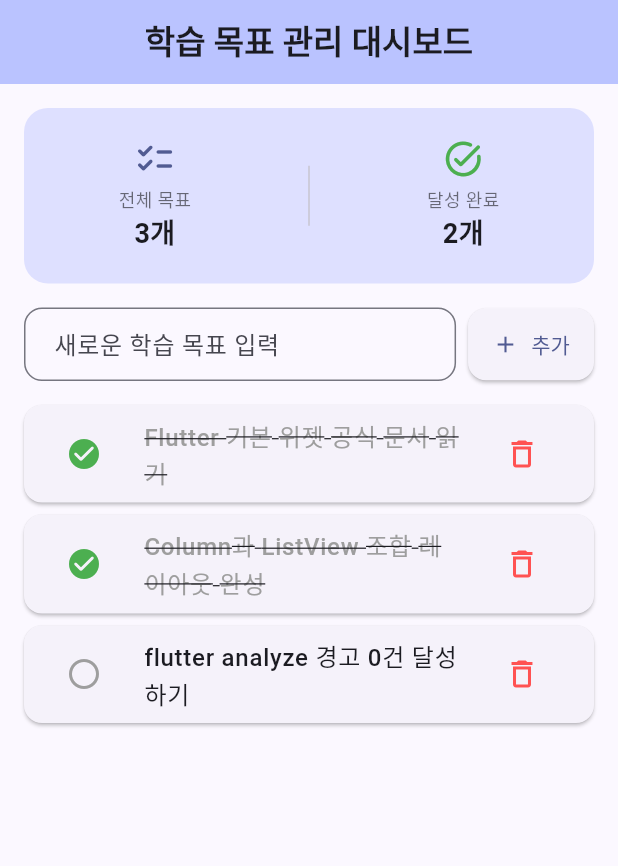
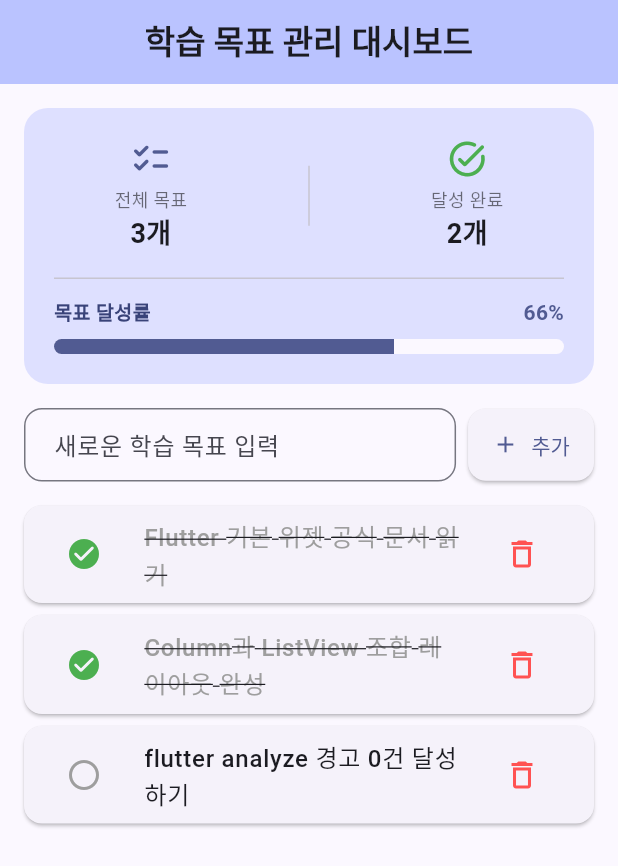
Before and after one commit to snowbeach0102/flutter-study, a Flutter app: the screen it shows after launch, on a phone screen of 412 x 824 dp. Shown: the top 866 px of the screen. Run offline on Flutter 3.47's test engine with Material 3 defaults, Android fonts, the phone set to English and light mode, and no system bars; our stand-ins replace web; missing offline and left inert: dart:ui_web.

Commit message:
수정본

```diff
--- a/week04_widget_lab_assigment/lib/main.dart
+++ b/week04_widget_lab_assigment/lib/main.dart
@@ -38,17 +38,18 @@ class GoalTrackerHomePage extends StatefulWidget {
 class _GoalTrackerHomePageState extends State<GoalTrackerHomePage> {
   final TextEditingController _textController = TextEditingController();
 
-  // 초기 리스트 데이터
   final List<GoalItem> _goals = [
     GoalItem(title: 'Flutter 기본 위젯 공식 문서 읽기', isCompleted: true),
     GoalItem(title: 'Column과 ListView 조합 레이아웃 완성', isCompleted: true),
     GoalItem(title: 'flutter analyze 경고 0건 달성하기', isCompleted: false),
   ];
 
-  // 완료된 항목 수 계산
   int get _completedCount => _goals.where((g) => g.isCompleted).length;
 
-  // 목표 추가 핸들러
+  // [신규] 달성률 비율 계산 (0.0 ~ 1.0)
+  double get _progressRate =>
+      _goals.isEmpty ? 0.0 : _completedCount / _goals.length;
+
   void _addGoal() {
     final String text = _textController.text.trim();
     if (text.isEmpty) return;
@@ -59,14 +60,12 @@ class _GoalTrackerHomePageState extends State<GoalTrackerHomePage> {
     });
   }
 
-  // 완료 상태 토글 핸들러
   void _toggleGoal(int index) {
     setState(() {
       _goals[index].isCompleted = !_goals[index].isCompleted;
     });
   }
 
-  // 항목 삭제 핸들러
   void _deleteGoal(int index) {
     setState(() {
       _goals.removeAt(index);
@@ -82,9 +81,10 @@ class _GoalTrackerHomePageState extends State<GoalTrackerHomePage> {
   @override
   Widget build(BuildContext context) {
     final theme = Theme.of(context);
+    // [신규] 달성률 정수 퍼센트 (예: 67%)
+    final int progressPercent = (_progressRate * 100).toInt();
 
     return Scaffold(
-      // [검증 1] Scaffold와 AppBar로 전체 화면 틀 구성
       appBar: AppBar(
         title: const Text(
           '학습 목표 관리 대시보드',
@@ -93,18 +93,20 @@ class _GoalTrackerHomePageState extends State<GoalTrackerHomePage> {
         centerTitle: true,
         backgroundColor: theme.colorScheme.inversePrimary,
       ),
-      // [검증 3] Column(수직 배치) 사용
       body: Column(
         children: [
-          // 1. 상단 통계 요약 카드 (Row + Column + Text + Icon)
+          // 1. 상단 통계 요약 카드 + 달성률 프로그레스 바
           Container(
             margin: const EdgeInsets.all(16),
-            padding: const EdgeInsets.symmetric(vertical: 20, horizontal: 24),
+            padding: const EdgeInsets.all(20),
             decoration: BoxDecoration(
               color: theme.colorScheme.primaryContainer,
               borderRadius: BorderRadius.circular(16),
             ),
-            child: Row(
+            child: Column(
+              children: [
+                // 통계 개수 행
+                Row(
                   mainAxisAlignment: MainAxisAlignment.spaceAround,
                   children: [
                     _buildStatItem(
@@ -126,9 +128,51 @@ class _GoalTrackerHomePageState extends State<GoalTrackerHomePage> {
                     ),
                   ],
                 ),
+                const SizedBox(height: 16),
+                const Divider(height: 1),
+                const SizedBox(height: 12),
+
+                // [신규] 달성률 레이블 & 퍼센트 텍스트
+                Row(
+                  mainAxisAlignment: MainAxisAlignment.spaceBetween,
+                  children: [
+                    Text(
+                      '목표 달성률',
+                      style: TextStyle(
+                        fontSize: 13,
+                        fontWeight: FontWeight.w600,
+                        color: theme.colorScheme.onPrimaryContainer,
+                      ),
+                    ),
+                    Text(
+                      '$progressPercent%',
+                      style: TextStyle(
+                        fontSize: 14,
+                        fontWeight: FontWeight.bold,
+                        color: theme.colorScheme.primary,
+                      ),
+                    ),
+                  ],
+                ),
+                const SizedBox(height: 8),
+
+                // [신규] 둥근 모서리의 게이지 바
+                ClipRRect(
+                  borderRadius: BorderRadius.circular(8),
+                  child: LinearProgressIndicator(
+                    value: _progressRate,
+                    minHeight: 10,
+                    backgroundColor: theme.colorScheme.surface,
+                    valueColor: AlwaysStoppedAnimation<Color>(
+                      progressPercent == 100 ? Colors.green : theme.colorScheme.primary,
+                    ),
+                  ),
+                ),
+              ],
+            ),
           ),
 
-          // 2. 신규 목표 입력 바 (Row + TextField + ElevatedButton)
+          // 2. 신규 목표 입력 바
           Padding(
             padding: const EdgeInsets.symmetric(horizontal: 16),
             child: Row(
@@ -141,23 +185,18 @@ class _GoalTrackerHomePageState extends State<GoalTrackerHomePage> {
                       border: OutlineInputBorder(
                         borderRadius: BorderRadius.all(Radius.circular(12)),
                       ),
-                      contentPadding: EdgeInsets.symmetric(
-                        horizontal: 16,
-                        vertical: 12,
-                      ),
+                      contentPadding:
+                          EdgeInsets.symmetric(horizontal: 16, vertical: 12),
                     ),
                     onSubmitted: (_) => _addGoal(),
                   ),
                 ),
                 const SizedBox(width: 8),
-                // [검증 4] 버튼 클릭 시 동작 및 화면 갱신
                 ElevatedButton.icon(
                   onPressed: _addGoal,
                   style: ElevatedButton.styleFrom(
                     padding: const EdgeInsets.symmetric(
-                      horizontal: 16,
-                      vertical: 14,
-                    ),
+                        horizontal: 16, vertical: 14),
                     shape: RoundedRectangleBorder(
                       borderRadius: BorderRadius.circular(12),
                     ),
@@ -171,8 +210,7 @@ class _GoalTrackerHomePageState extends State<GoalTrackerHomePage> {
 
           const SizedBox(height: 16),
 
-          // 3. 목표 목록 스크롤 뷰 (ListView.builder 사용)
-          // [검증 3] ListView로 동적 반복 목록 스크롤 배치
+          // 3. 목표 목록 스크롤 뷰
           Expanded(
             child: _goals.isEmpty
                 ? const Center(
@@ -194,19 +232,16 @@ class _GoalTrackerHomePageState extends State<GoalTrackerHomePage> {
                           borderRadius: BorderRadius.circular(12),
                         ),
                         child: ListTile(
-                          // [검증 2] Icon 사용
                           leading: IconButton(
                             icon: Icon(
                               item.isCompleted
                                   ? Icons.check_circle_rounded
                                   : Icons.radio_button_unchecked_rounded,
-                              color: item.isCompleted
-                                  ? Colors.green
-                                  : Colors.grey,
+                              color:
+                                  item.isCompleted ? Colors.green : Colors.grey,
                             ),
                             onPressed: () => _toggleGoal(index),
                           ),
-                          // [검증 2] Text 사용 (상태에 따른 스타일 분기)
                           title: Text(
                             item.title,
                             style: TextStyle(
@@ -220,10 +255,8 @@ class _GoalTrackerHomePageState extends State<GoalTrackerHomePage> {
                             ),
                           ),
                           trailing: IconButton(
-                            icon: const Icon(
-                              Icons.delete_outline,
-                              color: Colors.redAccent,
-                            ),
+                            icon: const Icon(Icons.delete_outline,
+                                color: Colors.redAccent),
                             onPressed: () => _deleteGoal(index),
                           ),
                         ),
@@ -236,7 +269,6 @@ class _GoalTrackerHomePageState extends State<GoalTrackerHomePage> {
     );
   }
 
-  // 상단 통계 단일 아이템 빌더
   Widget _buildStatItem({
     required IconData icon,
     required String label,
```
Lines whose indentation alone changed are shown as unchanged.
